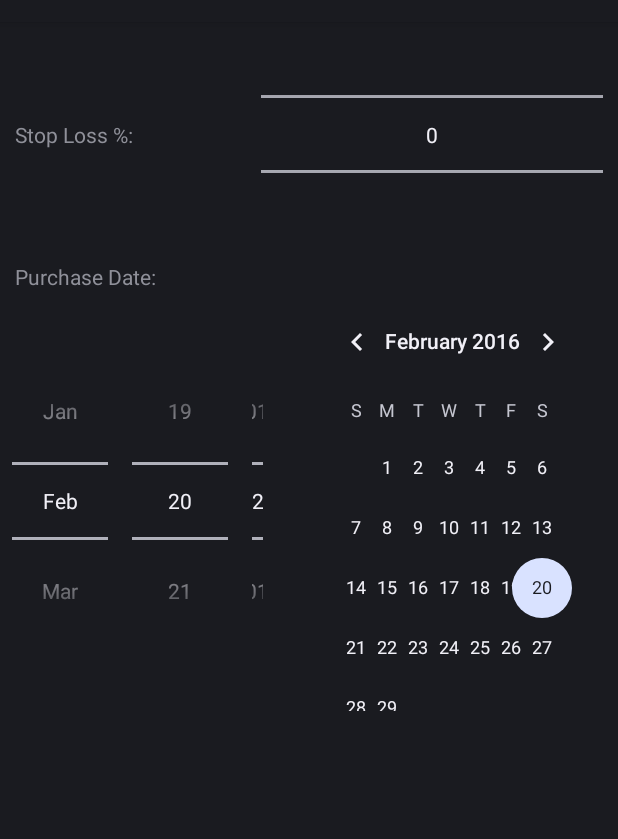
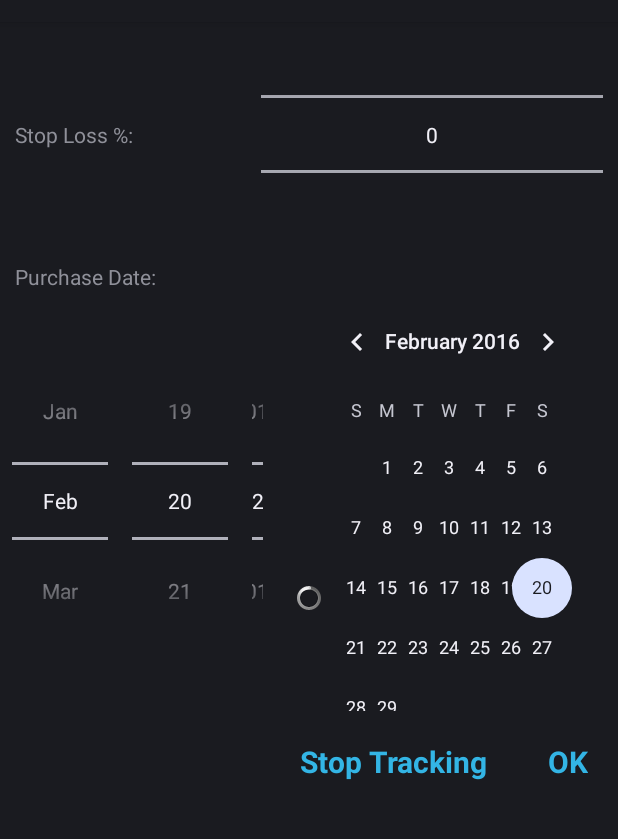
Before and after one commit to kumarad/asanecon, an Android app: the layout set_stop_loss.xml on its own in the app's theme, with its tools: preview values and no code run, on a phone screen of 412 x 824 dp, the part 62-901 px from its top. Run offline under Robolectric (Android 15) with nearby library versions, the phone set to English and light mode, and no system bars.

Commit message:
Fixed up stop loss flow

```diff
--- a/app/src/main/java/com/techan/activities/dialogs/PeDialog.java
+++ b/app/src/main/java/com/techan/activities/dialogs/PeDialog.java
@@ -3,18 +3,12 @@ package com.techan.activities.dialogs;
 import android.app.Activity;
 import android.app.AlertDialog;
 import android.content.DialogInterface;
-import android.content.SharedPreferences;
-import android.preference.PreferenceManager;
 import android.view.LayoutInflater;
 import android.view.View;
 import android.widget.EditText;
-import android.widget.Switch;
-import android.widget.TextView;
 
 import com.techan.R;
-import com.techan.activities.SettingsActivity;
 import com.techan.activities.StockPagerAdapter;
-import com.techan.custom.SwitchCheckListener;
 import com.techan.profile.ProfileManager;
 import com.techan.profile.SymbolProfile;
 
--- a/app/src/main/res/layout/set_stop_loss.xml
+++ b/app/src/main/res/layout/set_stop_loss.xml
@@ -4,6 +4,19 @@
               android:orientation="vertical"
               android:layout_width="match_parent"
               android:layout_height="match_parent">
+
+    <ProgressBar
+        android:id="@+id/stopLossDialogProgressView"
+        android:layout_width="wrap_content"
+        android:layout_height="wrap_content"
+        android:layout_centerInParent="true"
+        style="@android:style/Widget.ProgressBar.Small"
+        />
+
+    <RelativeLayout
+        android:id="@+id/stopLossDialogContentView"
+        android:layout_width="wrap_content"
+        android:layout_height="wrap_content">
 
         <LinearLayout
                 android:layout_width="fill_parent"
@@ -57,4 +70,45 @@
             android:layout_height="wrap_content"
             android:layout_below="@id/dpText"/>
 
+        <RelativeLayout
+            android:layout_below="@id/slDatePicker"
+            android:layout_width="match_parent"
+            android:layout_height="wrap_content">
+
+            <TextView
+                android:id="@+id/stopLossDialogStartTracking"
+                android:layout_width="wrap_content"
+                android:layout_height="wrap_content"
+                android:layout_alignParentEnd="true"
+                android:paddingStart="20dp"
+                android:paddingEnd="20dp"
+                android:paddingTop="20dp"
+                android:paddingBottom="20dp"
+                android:textSize="20sp"
+                android:textStyle="bold"
+                android:textColor="#33B5E5"
+                android:text="OK"
+                />
+
+            <TextView
+                android:id="@+id/stopLossDialogStopTracking"
+                android:layout_width="wrap_content"
+                android:layout_height="wrap_content"
+                android:layout_toStartOf="@id/stopLossDialogStartTracking"
+                android:paddingStart="20dp"
+                android:paddingEnd="20dp"
+                android:paddingTop="20dp"
+                android:paddingBottom="20dp"
+                android:textSize="20sp"
+                android:textStyle="bold"
+                android:textColor="#33B5E5"
+                android:text="Stop Tracking"
+                />
+
+
         </RelativeLayout>
+
+
+    </RelativeLayout>
+
+</RelativeLayout>
```
Also changed, not shown: app/src/main/java/com/techan/activities/StockDetailFragmentActivity.java (+11 -1 lines), app/src/main/java/com/techan/activities/StockPagerAdapter.java (+37 -12 lines), app/src/main/java/com/techan/activities/dialogs/StopLossDialog.java (+52 -27 lines), app/src/main/java/com/techan/activities/fragments/StockCostBasisFragment.java (+4 -6 lines), app/src/main/java/com/techan/custom/EventedAlertDialog.java (added, +39 -0 lines). Lines whose indentation alone changed are shown as unchanged.
